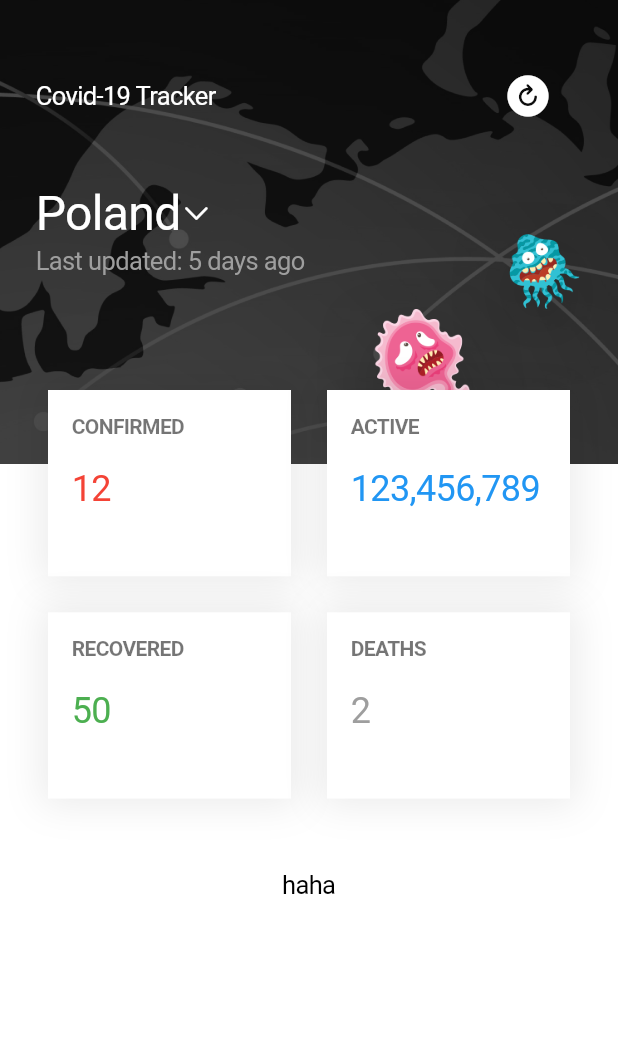
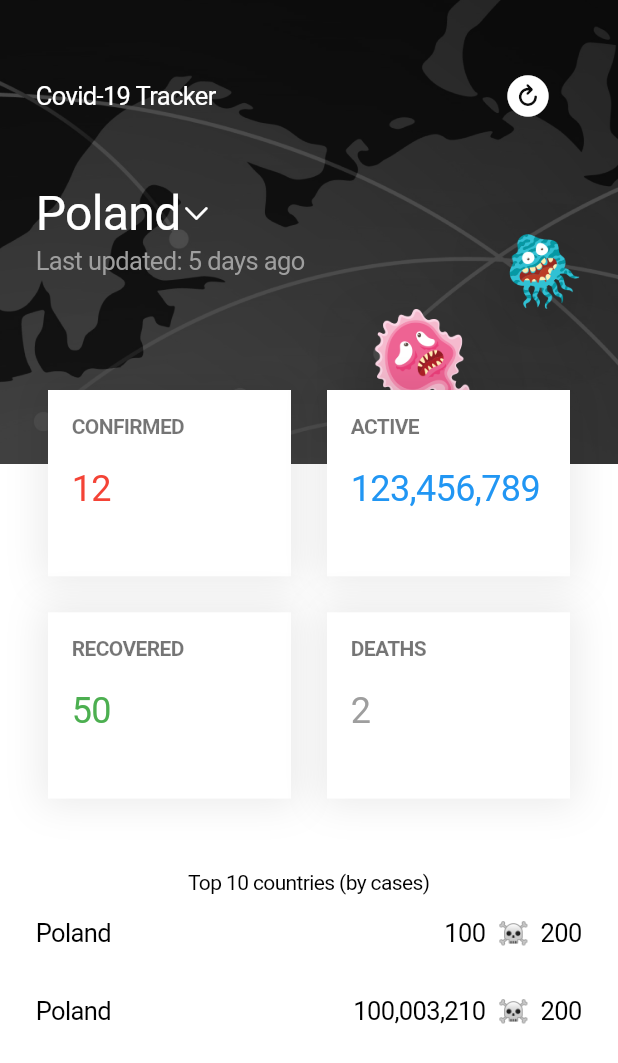
Before and after one commit to mgor3k/covid-flutter, a Flutter app: the screen it shows after launch, on a phone screen of 412 x 824 dp. Shown: the top 1063 px of the screen. Run offline on Flutter 3.47's test engine with Material 2 defaults, Android fonts, the phone set to English and light mode, and no system bars.

Commit message:
Implemented bottom rank

```diff
--- /dev/null
+++ b/lib/models/country_summary.dart
@@ -0,0 +1,11 @@
+class CountrySummary {
+  String country;
+  int totalConfirmed;
+  int totalDeath;
+
+  CountrySummary(
+    this.country,
+    this.totalConfirmed,
+    this.totalDeath,
+  );
+}
--- a/lib/screens/home_screen.dart
+++ b/lib/screens/home_screen.dart
@@ -6,6 +6,7 @@ import '../providers/country_picker_provider.dart';
 
 import '../widgets/home_header.dart';
 import '../widgets/home_stats.dart';
+import '../widgets/home_rank_list.dart';
 
 class HomeScreen extends StatefulWidget {
   @override
@@ -41,10 +42,9 @@ class _HomeScreenState extends State<HomeScreen> {
                   ],
                 ),
               ),
-              Text('haha'),
-              // HomeHeader(),
-              // Expanded(child: HomeStats()),
-              // Text(pickedCountry.country),
+              Expanded(
+                child: HomeRankList(),
+              ),
             ],
           ),
         ),
--- /dev/null
+++ b/lib/widgets/home_rank_list.dart
@@ -0,0 +1,65 @@
+import 'package:flutter/cupertino.dart';
+import 'package:intl/intl.dart';
+
+import '../models/country_summary.dart';
+
+class HomeRankList extends StatelessWidget {
+  final List<CountrySummary> countries = [
+    CountrySummary('Poland', 100, 200),
+    CountrySummary('Poland', 100003210, 200),
+  ];
+
+  @override
+  Widget build(BuildContext context) {
+    return Container(
+      child: Column(
+        children: [
+          Text(
+            'Top 10 countries (by cases)',
+            style: TextStyle(
+              fontSize: 14,
+            ),
+          ),
+          Expanded(
+              child: ListView.builder(
+            itemCount: countries.length,
+            itemBuilder: (ctx, index) => HomeRankItem(countries[index]),
+          )),
+        ],
+      ),
+    );
+  }
+}
+
+class HomeRankItem extends StatelessWidget {
+  static final formatter = NumberFormat("#,###,###");
+  final CountrySummary country;
+
+  HomeRankItem(this.country);
+
+  String get _totalConfirmed {
+    return formatter.format(country.totalConfirmed);
+  }
+
+  String get _totalDeaths {
+    return formatter.format(country.totalDeath);
+  }
+
+  @override
+  Widget build(BuildContext context) {
+    return Container(
+      padding: EdgeInsets.symmetric(vertical: 16, horizontal: 24),
+      child: Row(
+        children: [
+          Text(country.country),
+          Spacer(),
+          Text(_totalConfirmed),
+          SizedBox(width: 8),
+          Text('☠️'),
+          SizedBox(width: 8),
+          Text(_totalDeaths),
+        ],
+      ),
+    );
+  }
+}
```
